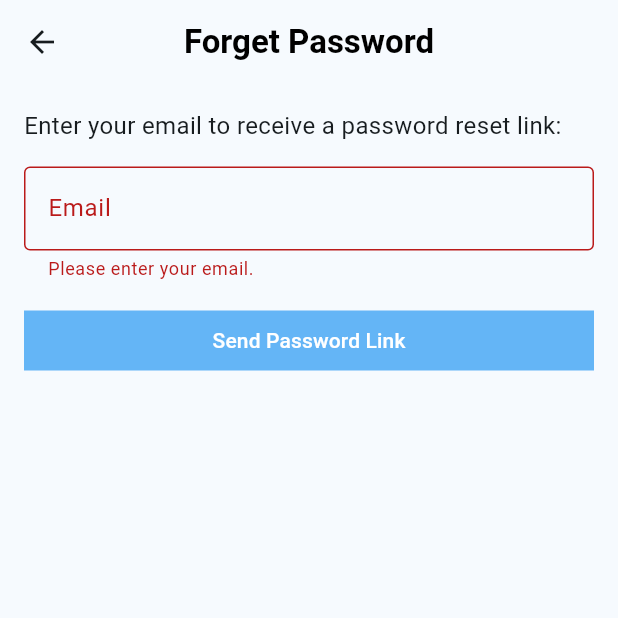
After one commit to mdfirdaussssdev/chatgpt_based_virtual_assistant_for_diet_and_nutrition, a Flutter app: the screen it shows after launch, after a tap on "Forget password?", after a tap on "Send Password Link", on a phone screen of 412 x 824 dp, the top half of it. The commit adds this screen. Run offline on Flutter 3.47's test engine with Material 3 defaults, Android fonts, the phone set to English and light mode, and no system bars; our stand-ins replace cloud_firestore, firebase_auth, firebase_core, fl_chart, flutter_dotenv, flutter_svg and 2 more; missing offline and left inert: multiselect; accounts and stored records are empty.

Commit message:
Forget Password Page
User able to forget password now.

```diff
--- a/lib/constants/routes.dart
+++ b/lib/constants/routes.dart
@@ -8,8 +8,9 @@ const userDiscoverRecipesRoute = '/user-home-page/discover-recipes/';
 const userUserIntakeRoute = '/user-home-page/user-intake-route/';
 const userFoodNutritionQueryRoute = '/user-home-page/food-nutrition-query/';
 const bmiCalculatorRoute = '/user-home-page/bmi-calculator/';
-const userNoUserDetailsRoute = 'login/google-first-time/';
+const userNoUserDetailsRoute = '/login/google-first-time/';
 const userProfileRoute = '/user-home-page/user-profile';
 const editUserProfileRoute = '/user-home-page/user-profile/edit';
 const editUserPasswordRoute = '/user-home-page/user-profile/password';
 const userHydrationTrackerRoute = '/user-home-page/hydration-tracker';
+const forgetPasswordRoute = '/forget-password';
--- a/lib/main.dart
+++ b/lib/main.dart
@@ -3,6 +3,7 @@ import 'package:chatgpt_based_virtual_assistant_for_diet_and_nutrition/services/
 import 'package:chatgpt_based_virtual_assistant_for_diet_and_nutrition/views/bmi_calculator_view.dart';
 import 'package:chatgpt_based_virtual_assistant_for_diet_and_nutrition/views/edit_user_password_view.dart';
 import 'package:chatgpt_based_virtual_assistant_for_diet_and_nutrition/views/edit_user_profile_view.dart';
+import 'package:chatgpt_based_virtual_assistant_for_diet_and_nutrition/views/forgot_password_view.dart';
 import 'package:chatgpt_based_virtual_assistant_for_diet_and_nutrition/views/login_view.dart';
 import 'package:chatgpt_based_virtual_assistant_for_diet_and_nutrition/views/sign_up_view.dart';
 import 'package:chatgpt_based_virtual_assistant_for_diet_and_nutrition/views/user_food_nutrition_view.dart';
@@ -51,7 +52,7 @@ class MyApp extends StatelessWidget {
         verifyEmailRoute: (context) => const VerifyEmailView(),
         signUpRoute: (context) => const SignUpView(),
         userHomePageRoute: (context) => const UserMainView(),
-        // need to change this later
+        forgetPasswordRoute: (context) => const ForgotPasswordView(),
         userFoodNutritionQueryRoute: (context) => const UserFoodNutritionView(),
         userUserIntakeRoute: (context) => const UserIntakeView(),
         userDiscoverRecipesRoute: (context) => const UserDiscoverRecipesView(),
--- a/lib/services/auth/auth_exceptions.dart
+++ b/lib/services/auth/auth_exceptions.dart
@@ -13,3 +13,5 @@ class InvalidEmailAuthException implements Exception {}
 class GenericAuthException implements Exception {}
 
 class UserNotLoggedInAuthException implements Exception {}
+
+class UserNotFoundAuthException implements Exception {}
--- a/lib/services/auth/auth_provider.dart
+++ b/lib/services/auth/auth_provider.dart
@@ -14,4 +14,5 @@ abstract class AuthProvider {
   });
   Future<void> logOut();
   Future<void> sendEmailVerification();
+  Future<void> sendPasswordReset({required String toEmail});
 }
--- a/lib/services/auth/auth_service.dart
+++ b/lib/services/auth/auth_service.dart
@@ -43,4 +43,8 @@ class AuthService implements AuthProvider {
 
   @override
   Future<void> initialize() => provider.initialize();
+
+  @override
+  Future<void> sendPasswordReset({required String toEmail}) =>
+      provider.sendPasswordReset(toEmail: toEmail);
 }
--- a/lib/services/auth/google_auth_provider.dart
+++ b/lib/services/auth/google_auth_provider.dart
@@ -77,4 +77,9 @@ class GoogleAuthProvider implements AuthProvider {
     throw UnimplementedError(
         'Google Sign-In does not require email verification.');
   }
+
+  @override
+  Future<void> sendPasswordReset({required String toEmail}) {
+    throw UnimplementedError();
+  }
 }
--- /dev/null
+++ b/lib/utilities/dialogs/password_reset_email_sent_dialog.dart
@@ -0,0 +1,13 @@
+import 'package:chatgpt_based_virtual_assistant_for_diet_and_nutrition/utilities/dialogs/generic_dialog.dart';
+import 'package:flutter/material.dart';
+
+Future<void> showPasswordresetSentDialog(BuildContext context) {
+  return showGenericDialog<void>(
+      context: context,
+      title: 'Password Reset',
+      content:
+          'We have now sent you a password reset link. Please check email for more information.',
+      optionsBuilder: () => {
+            'OK': null,
+          });
+}
--- /dev/null
+++ b/lib/views/forgot_password_view.dart
@@ -0,0 +1,170 @@
+import 'package:chatgpt_based_virtual_assistant_for_diet_and_nutrition/constants/routes.dart';
+import 'package:flutter/material.dart';
+import 'package:chatgpt_based_virtual_assistant_for_diet_and_nutrition/services/auth/auth_provider.dart';
+import 'package:chatgpt_based_virtual_assistant_for_diet_and_nutrition/services/auth/firebase_auth_provider.dart';
+import 'package:chatgpt_based_virtual_assistant_for_diet_and_nutrition/services/auth/auth_exceptions.dart';
+
+class ForgotPasswordView extends StatefulWidget {
+  const ForgotPasswordView({super.key});
+
+  @override
+  State<ForgotPasswordView> createState() => _ForgotPasswordViewState();
+}
+
+class _ForgotPasswordViewState extends State<ForgotPasswordView> {
+  late final TextEditingController _controller;
+  late final AuthProvider _authProvider;
+  String? _errorMessage;
+  bool _isSuccess = false; // New variable to track success
+
+  @override
+  void initState() {
+    _controller = TextEditingController();
+    _authProvider =
+        FirebaseAuthProvider(); // Initialize your FirebaseAuthProvider
+    super.initState();
+  }
+
+  @override
+  void dispose() {
+    _controller.dispose();
+    super.dispose();
+  }
+
+  bool _isValidEmail(String email) {
+    final emailRegex = RegExp(r'^[^@]+@[^@]+\.[^@]+$');
+    return emailRegex.hasMatch(email);
+  }
+
+  Future<void> _sendPasswordResetEmail() async {
+    final email = _controller.text.trim();
+    if (email.isEmpty) {
+      setState(() {
+        _errorMessage = "Please enter your email.";
+        _isSuccess = false;
+      });
+      return;
+    }
+
+    if (!_isValidEmail(email)) {
+      setState(() {
+        _errorMessage = "Please enter a valid email address.";
+        _isSuccess = false;
+      });
+      return;
+    }
+
+    try {
+      // Use your provider's sendPasswordReset method
+      await _authProvider.sendPasswordReset(toEmail: email);
+      setState(() {
+        _errorMessage = "Password reset email sent. Check your inbox.";
+        _isSuccess = true; // Mark as success
+      });
+    } on InvalidEmailAuthException {
+      setState(() {
+        _errorMessage = "The email address is invalid.";
+        _isSuccess = false;
+      });
+    } on UserNotFoundAuthException {
+      setState(() {
+        _errorMessage = "No user found with this email.";
+        _isSuccess = false;
+      });
+    } catch (e) {
+      setState(() {
+        _errorMessage = "Something went wrong. Please try again.";
+        _isSuccess = false;
+      });
+    }
+  }
+
+  @override
+  Widget build(BuildContext context) {
+    return Scaffold(
+      appBar: AppBar(
+        title: const Text(
+          'Forget Password',
+          style: TextStyle(
+            fontWeight: FontWeight.bold,
+            color: Colors.black,
+          ),
+        ),
+        centerTitle: true,
+        leading: IconButton(
+          onPressed: () {
+            if (context.mounted) {
+              Navigator.of(context)
+                  .pushNamedAndRemoveUntil(loginRoute, (route) => false);
+            }
+          },
+          icon: const Icon(Icons.arrow_back),
+        ),
+      ),
+      body: Padding(
+        padding: const EdgeInsets.all(16.0),
+        child: Column(
+          crossAxisAlignment: CrossAxisAlignment.start,
+          children: [
+            const Text(
+              'Enter your email to receive a password reset link:',
+              style: TextStyle(fontSize: 16),
+            ),
+            const SizedBox(height: 16),
+            TextField(
+              controller: _controller,
+              keyboardType: TextInputType.emailAddress,
+              decoration: InputDecoration(
+                labelText: 'Email',
+                hintText: 'Enter your email',
+                border: const OutlineInputBorder(),
+                enabledBorder: OutlineInputBorder(
+                  borderSide: BorderSide(
+                    color: _isSuccess
+                        ? Colors.green
+                        : Colors.grey, // Change border color based on success
+                  ),
+                ),
+                focusedBorder: OutlineInputBorder(
+                  borderSide: BorderSide(
+                    color: _isSuccess
+                        ? Colors.green
+                        : Colors.blue, // Green on success
+                  ),
+                ),
+                errorText: _isSuccess
+                    ? null
+                    : (_errorMessage?.isNotEmpty == true
+                        ? _errorMessage
+                        : null),
+                helperText: _isSuccess
+                    ? _errorMessage
+                    : null, // Green success message below TextField
+                helperStyle: TextStyle(
+                  color: Colors.green, // Green color for success message
+                ),
+              ),
+            ),
+            const SizedBox(height: 16),
+            SizedBox(
+              width: double.infinity,
+              child: TextButton(
+                onPressed: _sendPasswordResetEmail,
+                style: TextButton.styleFrom(
+                  backgroundColor: Colors.blue.shade300,
+                  shape: const RoundedRectangleBorder(
+                    borderRadius: BorderRadius.zero,
+                  ),
+                ),
+                child: const Text(
+                  'Send Password Link',
+                  style: TextStyle(color: Colors.white),
+                ),
+              ),
+            ),
+          ],
+        ),
+      ),
+    );
+  }
+}
--- a/lib/views/login_view.dart
+++ b/lib/views/login_view.dart
@@ -63,11 +63,22 @@ class _LoginViewState extends State<LoginView> {
                     _loginButtonWithGoogle(context, screenHeight, screenWidth),
               ),
               SizedBox(height: screenHeight * 0.02),
-              _signUpButton(context)
+              _signUpButton(context),
+              _forgetPasswordButton(context),
             ],
           ),
         ),
       ),
+    );
+  }
+
+  TextButton _forgetPasswordButton(BuildContext context) {
+    return TextButton(
+      onPressed: () {
+        Navigator.of(context)
+            .pushNamedAndRemoveUntil(forgetPasswordRoute, (route) => false);
+      },
+      child: const Text('Forget password?'),
     );
   }
 
```
Also changed, not shown: lib/services/auth/firebase_auth_provider.dart (+18 -0 lines).
